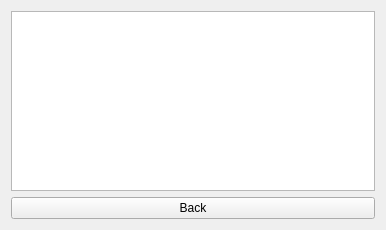
First picture: the form in ui/consolewidget.ui, repository jonnenauha/DropN900, before the edit.
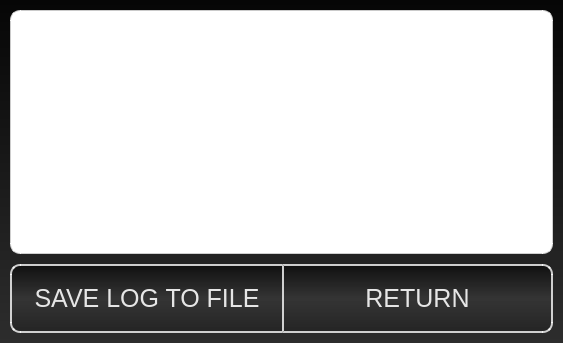
Second picture: the form after the edit.

Diff of the .ui file:
```diff
--- a/ui/consolewidget.ui
+++ b/ui/consolewidget.ui
@@ -6,24 +6,114 @@
    <rect>
     <x>0</x>
     <y>0</y>
-    <width>386</width>
-    <height>230</height>
+    <width>563</width>
+    <height>343</height>
    </rect>
   </property>
   <property name="windowTitle">
-   <string>ConsoleWidget</string>
+   <string>DropN900 - Log</string>
+  </property>
+  <property name="styleSheet">
+   <string>QWidget#ConsoleWidget {
+	background-color: qlineargradient(spread:pad, x1:0, y1:0, x2:0, y2:1, stop:0 rgba(6, 6, 6, 255), stop:1 rgba(45, 45, 45, 255));
+}
+
+QLabel#title_download_folder, #title_authentication, #title_sync {
+	color: #0099FF;
+	font-size: 16pt;
+	font-weight: bold;
+}
+
+QPlainTextEdit#text_area {
+	background-color: white;
+	border: 2px solid rgba(255,255,255,200);
+	border-radius: 10px;
+	font-size: 10pt;
+}
+
+QPushButton {
+	min-height: 65px;
+	border-radius: 10px;
+	border: 2px solid rgba(255,255,255,200);
+	color: rgb(230, 230, 230);
+	background-color: qlineargradient(spread:pad, x1:0, y1:0, x2:0, y2:1, stop:0 rgba(16, 16, 16, 255), stop:0.5 rgba(55, 55, 55, 210), stop:1 rgba(36, 36, 36, 255));
+	font: Arial;
+	font-size: 19pt;
+}
+
+QPushButton#button_save{
+	border-top-right-radius: 0px;
+	border-bottom-right-radius: 0px;
+	border-right: 0px;
+}
+
+QPushButton#button_back {
+	border-top-left-radius: 0px;
+	border-bottom-left-radius: 0px;
+}
+
+QPushButton:hover {
+	color: white;
+}
+
+QPushButton:pressed {
+	background-color: qlineargradient(spread:pad, x1:0, y1:0, x2:0, y2:1, stop:0 rgba(59, 59, 59, 255), stop:0.5 rgba(82, 82, 82, 255), stop:1 rgba(68, 68, 68, 255));
+	color: #0099FF;
+}</string>
   </property>
   <layout class="QVBoxLayout" name="verticalLayout">
+   <property name="spacing">
+    <number>10</number>
+   </property>
+   <property name="margin">
+    <number>10</number>
+   </property>
    <item>
-    <widget class="QPlainTextEdit" name="text_area"/>
-   </item>
-   <item>
-    <widget class="QPushButton" name="button_back">
-     <property name="text">
-      <string>Back</string>
+    <widget class="QPlainTextEdit" name="text_area">
+     <property name="font">
+      <font>
+       <family>Courier New</family>
+      </font>
      </property>
     </widget>
    </item>
+   <item>
+    <layout class="QHBoxLayout" name="horizontalLayout">
+     <property name="spacing">
+      <number>0</number>
+     </property>
+     <item>
+      <widget class="QPushButton" name="button_save">
+       <property name="font">
+        <font>
+         <pointsize>19</pointsize>
+         <weight>50</weight>
+         <italic>false</italic>
+         <bold>false</bold>
+        </font>
+       </property>
+       <property name="text">
+        <string>SAVE LOG TO FILE</string>
+       </property>
+      </widget>
+     </item>
+     <item>
+      <widget class="QPushButton" name="button_back">
+       <property name="font">
+        <font>
+         <pointsize>19</pointsize>
+         <weight>50</weight>
+         <italic>false</italic>
+         <bold>false</bold>
+        </font>
+       </property>
+       <property name="text">
+        <string>RETURN</string>
+       </property>
+      </widget>
+     </item>
+    </layout>
+   </item>
   </layout>
  </widget>
  <resources/>
```
